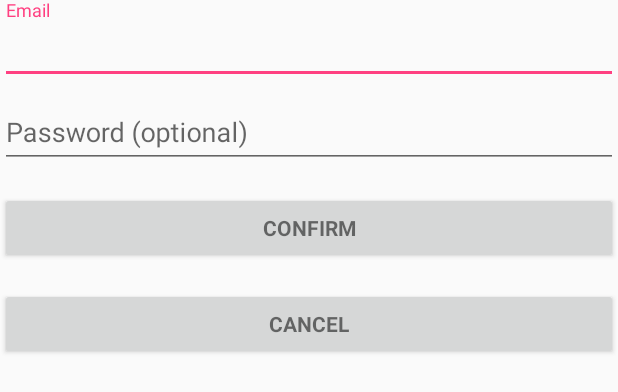
After one commit to PabloGuillermoCV/UniChat, an Android app: the layout fragment_registro.xml on its own in the app's theme, with its tools: preview values and no code run, on a phone screen of 412 x 824 dp. The commit adds this screen. Shown: the top 392 px of the screen. Run offline under Robolectric (Android 15) with nearby library versions, the phone set to English and light mode, and no system bars.

Commit message:
Registro
Pongo una idea de como hacer el fragmento para el registro si es que lo hacemos de esa forma. Faltaria enlazarlo con la actividad de login para que aparezca al apretar el boton.

```diff
--- /dev/null
+++ b/app/src/main/res/layout/fragment_registro.xml
@@ -0,0 +1,59 @@
+<LinearLayout xmlns:android="http://schemas.android.com/apk/res/android"
+    xmlns:tools="http://schemas.android.com/tools"
+    android:layout_width="match_parent"
+    android:layout_height="250dp"
+    android:orientation="vertical"
+    tools:context="ceballosvitalepabloguillermosacomanifrancogomeztoms.unichat.FragmentoRegistro">
+
+    <android.support.design.widget.TextInputLayout
+        android:layout_width="match_parent"
+        android:layout_height="wrap_content">
+
+        <AutoCompleteTextView
+            android:id="@+id/email"
+            android:layout_width="match_parent"
+            android:layout_height="wrap_content"
+            android:hint="@string/prompt_email"
+            android:inputType="textEmailAddress"
+            android:maxLines="1"
+            android:singleLine="true" />
+
+    </android.support.design.widget.TextInputLayout>
+
+    <android.support.design.widget.TextInputLayout
+        android:layout_width="match_parent"
+        android:layout_height="wrap_content">
+
+        <EditText
+            android:id="@+id/password"
+            android:layout_width="match_parent"
+            android:layout_height="wrap_content"
+            android:hint="@string/prompt_password"
+            android:imeActionId="6"
+            android:imeActionLabel="@string/action_sign_in_short"
+            android:imeOptions="actionUnspecified"
+            android:inputType="textPassword"
+            android:maxLines="1"
+            android:singleLine="true" />
+
+    </android.support.design.widget.TextInputLayout>
+
+    <Button
+        android:id="@+id/confirm_registration_button"
+        style="?android:textAppearanceSmall"
+        android:layout_width="match_parent"
+        android:layout_height="wrap_content"
+        android:layout_marginTop="16dp"
+        android:text="@string/confirm"
+        android:textStyle="bold" />
+
+    <Button
+        android:id="@+id/cancel_button"
+        style="?android:textAppearanceSmall"
+        android:layout_width="match_parent"
+        android:layout_height="wrap_content"
+        android:layout_marginTop="16dp"
+        android:text="@android:string/cancel"
+        android:textStyle="bold" />
+
+</LinearLayout>
--- a/app/src/main/res/values/strings.xml
+++ b/app/src/main/res/values/strings.xml
@@ -90,4 +90,10 @@
     <string name="Materia2">Elementos de Álgebra y de Geometria</string>
     <string name="TextInput">Escribe Algo!</string>
     <string name="Imagen">Descripcion</string>
+
+    <!-- TODO: Remove or change this placeholder text -->
+    <string name="hello_blank_fragment">Hello blank fragment</string>
+    <string name="register">Register</string>
+    <string name="cancel">Cancel</string>
+    <string name="confirm">Confirm</string>
 </resources>
```
Also changed, not shown: app/src/main/java/ceballosvitalepabloguillermosacomanifrancogomeztoms/unichat/FragmentoRegistro.java (added, +108 -0 lines), app/src/main/java/ceballosvitalepabloguillermosacomanifrancogomeztoms/unichat/LoginUniChat.java (+15 -0 lines), app/src/main/res/layout/activity_login_uni_chat.xml (+13 -3 lines).
